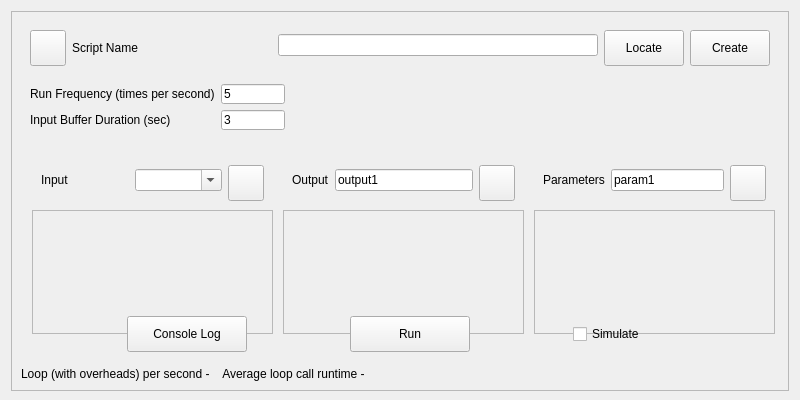
PhysioLabXR/PhysioLabXR-Community, file rena/ui/ScriptingWidget.ui: the form before one commit.
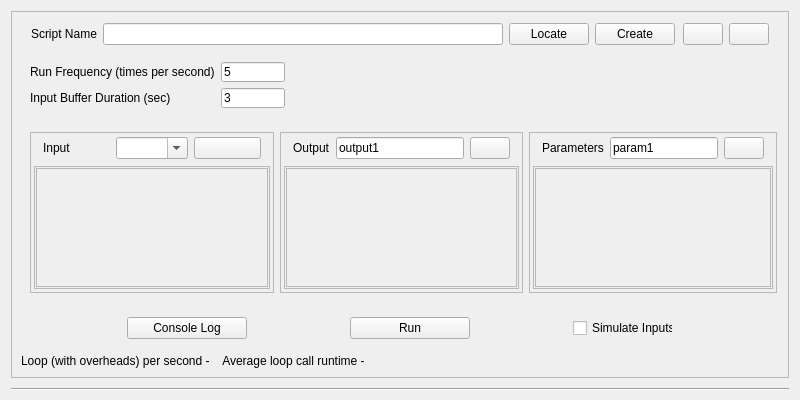
The form after the commit.

Commit message: create meta class poppable

```diff
--- a/rena/ui/ScriptingWidget.ui
+++ b/rena/ui/ScriptingWidget.ui
@@ -38,7 +38,7 @@
       <item>
        <widget class="QWidget" name="info_widget" native="true">
         <property name="sizePolicy">
-         <sizepolicy hsizetype="Minimum" vsizetype="Fixed">
+         <sizepolicy hsizetype="Minimum" vsizetype="Minimum">
           <horstretch>0</horstretch>
           <verstretch>0</verstretch>
          </sizepolicy>
@@ -46,59 +46,55 @@
         <property name="minimumSize">
          <size>
           <width>300</width>
-          <height>48</height>
+          <height>0</height>
          </size>
         </property>
         <property name="maximumSize">
          <size>
           <width>16777215</width>
-          <height>48</height>
+          <height>16777215</height>
          </size>
         </property>
         <layout class="QHBoxLayout" name="horizontalLayout_2">
-         <item>
-          <widget class="QPushButton" name="removeBtn">
-           <property name="sizePolicy">
-            <sizepolicy hsizetype="Fixed" vsizetype="Fixed">
-             <horstretch>0</horstretch>
-             <verstretch>0</verstretch>
-            </sizepolicy>
-           </property>
-           <property name="minimumSize">
-            <size>
-             <width>36</width>
-             <height>36</height>
-            </size>
-           </property>
-           <property name="maximumSize">
-            <size>
-             <width>36</width>
-             <height>36</height>
-            </size>
-           </property>
-           <property name="text">
-            <string/>
-           </property>
-          </widget>
-         </item>
-         <item>
+         <property name="topMargin">
+          <number>1</number>
+         </property>
+         <property name="bottomMargin">
+          <number>1</number>
+         </property>
+         <item alignment="Qt::AlignLeft">
+          <widget class="QWidget" name="widget" native="true">
+           <layout class="QHBoxLayout" name="horizontalLayout_6">
+            <property name="leftMargin">
+             <number>1</number>
+            </property>
+            <property name="topMargin">
+             <number>1</number>
+            </property>
+            <property name="rightMargin">
+             <number>1</number>
+            </property>
+            <property name="bottomMargin">
+             <number>1</number>
+            </property>
+            <item alignment="Qt::AlignHCenter">
           <widget class="QLabel" name="scriptNameLabel">
            <property name="sizePolicy">
-            <sizepolicy hsizetype="Fixed" vsizetype="Fixed">
+               <sizepolicy hsizetype="Fixed" vsizetype="Minimum">
              <horstretch>0</horstretch>
              <verstretch>0</verstretch>
             </sizepolicy>
            </property>
            <property name="minimumSize">
             <size>
-             <width>200</width>
-             <height>36</height>
+                <width>0</width>
+                <height>0</height>
             </size>
            </property>
            <property name="maximumSize">
             <size>
              <width>16777215</width>
-             <height>36</height>
+                <height>16777215</height>
             </size>
            </property>
            <property name="toolTip">
@@ -109,15 +105,34 @@
            </property>
           </widget>
          </item>
-         <item>
-          <widget class="QLineEdit" name="scriptPathLineEdit"/>
-         </item>
-         <item>
+            <item alignment="Qt::AlignHCenter">
+             <widget class="QLineEdit" name="scriptPathLineEdit">
+              <property name="sizePolicy">
+               <sizepolicy hsizetype="Expanding" vsizetype="Minimum">
+                <horstretch>0</horstretch>
+                <verstretch>0</verstretch>
+               </sizepolicy>
+              </property>
+              <property name="minimumSize">
+               <size>
+                <width>400</width>
+                <height>0</height>
+               </size>
+              </property>
+             </widget>
+            </item>
+            <item alignment="Qt::AlignHCenter">
           <widget class="QPushButton" name="locateBtn">
+              <property name="sizePolicy">
+               <sizepolicy hsizetype="Minimum" vsizetype="Minimum">
+                <horstretch>0</horstretch>
+                <verstretch>0</verstretch>
+               </sizepolicy>
+              </property>
            <property name="minimumSize">
             <size>
              <width>0</width>
-             <height>36</height>
+                <height>0</height>
             </size>
            </property>
            <property name="text">
@@ -125,12 +140,18 @@
            </property>
           </widget>
          </item>
-         <item>
+            <item alignment="Qt::AlignHCenter">
           <widget class="QPushButton" name="createBtn">
+              <property name="sizePolicy">
+               <sizepolicy hsizetype="Minimum" vsizetype="Minimum">
+                <horstretch>0</horstretch>
+                <verstretch>0</verstretch>
+               </sizepolicy>
+              </property>
            <property name="minimumSize">
             <size>
              <width>0</width>
-             <height>36</height>
+                <height>0</height>
             </size>
            </property>
            <property name="text">
@@ -141,6 +162,41 @@
         </layout>
        </widget>
       </item>
+         <item alignment="Qt::AlignRight">
+          <widget class="QWidget" name="widget_2" native="true">
+           <layout class="QHBoxLayout" name="horizontalLayout_7">
+            <property name="leftMargin">
+             <number>1</number>
+            </property>
+            <property name="topMargin">
+             <number>1</number>
+            </property>
+            <property name="rightMargin">
+             <number>1</number>
+            </property>
+            <property name="bottomMargin">
+             <number>1</number>
+            </property>
+            <item>
+             <widget class="QPushButton" name="popDockButton">
+              <property name="text">
+               <string/>
+              </property>
+             </widget>
+            </item>
+            <item>
+             <widget class="QPushButton" name="removeBtn">
+              <property name="text">
+               <string/>
+              </property>
+             </widget>
+            </item>
+           </layout>
+          </widget>
+         </item>
+        </layout>
+       </widget>
+      </item>
       <item>
        <widget class="QWidget" name="run_params_widget" native="true">
         <property name="sizePolicy">
@@ -214,7 +270,7 @@
       <item>
        <widget class="QWidget" name="iop_widget" native="true">
         <property name="sizePolicy">
-         <sizepolicy hsizetype="Preferred" vsizetype="Fixed">
+         <sizepolicy hsizetype="Preferred" vsizetype="Preferred">
           <horstretch>0</horstretch>
           <verstretch>0</verstretch>
          </sizepolicy>
@@ -222,13 +278,13 @@
         <property name="minimumSize">
          <size>
           <width>0</width>
-          <height>200</height>
+          <height>0</height>
          </size>
         </property>
         <property name="maximumSize">
          <size>
           <width>16777215</width>
-          <height>200</height>
+          <height>16777215</height>
          </size>
         </property>
         <layout class="QHBoxLayout" name="horizontalLayout_3">
@@ -239,6 +295,27 @@
           <number>2</number>
          </property>
          <item>
+          <widget class="QFrame" name="frame_input">
+           <property name="frameShape">
+            <enum>QFrame::StyledPanel</enum>
+           </property>
+           <property name="frameShadow">
+            <enum>QFrame::Raised</enum>
+           </property>
+           <layout class="QVBoxLayout" name="verticalLayout_2">
+            <property name="leftMargin">
+             <number>1</number>
+            </property>
+            <property name="topMargin">
+             <number>1</number>
+            </property>
+            <property name="rightMargin">
+             <number>1</number>
+            </property>
+            <property name="bottomMargin">
+             <number>1</number>
+            </property>
+            <item>
           <widget class="QWidget" name="widget_input" native="true">
            <layout class="QVBoxLayout" name="vboxlayout_1">
             <property name="leftMargin">
@@ -254,7 +331,7 @@
              <number>2</number>
             </property>
             <item>
-             <widget class="QWidget" name="widget_7" native="true">
+                <widget class="QWidget" name="widget_input_controls" native="true">
               <property name="maximumSize">
                <size>
                 <width>16777215</width>
@@ -262,6 +339,15 @@
                </size>
               </property>
               <layout class="QHBoxLayout" name="horizontalLayout_4">
+                  <property name="leftMargin">
+                   <number>9</number>
+                  </property>
+                  <property name="topMargin">
+                   <number>1</number>
+                  </property>
+                  <property name="bottomMargin">
+                   <number>1</number>
+                  </property>
                <item>
                 <widget class="QLabel" name="label_4">
                  <property name="text">
@@ -279,21 +365,21 @@
                <item>
                 <widget class="QPushButton" name="addInputBtn">
                  <property name="sizePolicy">
-                  <sizepolicy hsizetype="Minimum" vsizetype="Fixed">
+                     <sizepolicy hsizetype="Minimum" vsizetype="Minimum">
                    <horstretch>0</horstretch>
                    <verstretch>0</verstretch>
                   </sizepolicy>
                  </property>
                  <property name="minimumSize">
                   <size>
-                   <width>36</width>
-                   <height>36</height>
+                      <width>0</width>
+                      <height>0</height>
                   </size>
                  </property>
                  <property name="maximumSize">
                   <size>
-                   <width>36</width>
-                   <height>36</height>
+                      <width>16777215</width>
+                      <height>16777215</height>
                   </size>
                  </property>
                  <property name="text">
@@ -304,6 +390,27 @@
               </layout>
              </widget>
             </item>
+               <item>
+                <widget class="QFrame" name="frame_2">
+                 <property name="frameShape">
+                  <enum>QFrame::StyledPanel</enum>
+                 </property>
+                 <property name="frameShadow">
+                  <enum>QFrame::Raised</enum>
+                 </property>
+                 <layout class="QVBoxLayout" name="verticalLayout_4">
+                  <property name="leftMargin">
+                   <number>1</number>
+                  </property>
+                  <property name="topMargin">
+                   <number>1</number>
+                  </property>
+                  <property name="rightMargin">
+                   <number>1</number>
+                  </property>
+                  <property name="bottomMargin">
+                   <number>1</number>
+                  </property>
             <item>
              <widget class="QScrollArea" name="scrollArea">
               <property name="widgetResizable">
@@ -314,8 +421,8 @@
                 <rect>
                  <x>0</x>
                  <y>0</y>
-                 <width>235</width>
-                 <height>122</height>
+                       <width>232</width>
+                       <height>110</height>
                 </rect>
                </property>
                <layout class="QVBoxLayout" name="inputLayout"/>
@@ -325,6 +432,33 @@
            </layout>
           </widget>
          </item>
+              </layout>
+             </widget>
+            </item>
+           </layout>
+          </widget>
+         </item>
+         <item>
+          <widget class="QFrame" name="frame_output">
+           <property name="frameShape">
+            <enum>QFrame::StyledPanel</enum>
+           </property>
+           <property name="frameShadow">
+            <enum>QFrame::Raised</enum>
+           </property>
+           <layout class="QVBoxLayout" name="verticalLayout_3">
+            <property name="leftMargin">
+             <number>1</number>
+            </property>
+            <property name="topMargin">
+             <number>1</number>
+            </property>
+            <property name="rightMargin">
+             <number>1</number>
+            </property>
+            <property name="bottomMargin">
+             <number>1</number>
+            </property>
          <item>
           <widget class="QWidget" name="widget_output" native="true">
            <layout class="QVBoxLayout" name="vboxlayout_1">
@@ -349,6 +483,12 @@
                </size>
               </property>
               <layout class="QHBoxLayout" name="horizontalLayout_4">
+                  <property name="topMargin">
+                   <number>1</number>
+                  </property>
+                  <property name="bottomMargin">
+                   <number>1</number>
+                  </property>
                <item>
                 <widget class="QLabel" name="label_4">
                  <property name="text">
@@ -366,21 +506,21 @@
                <item>
                 <widget class="QPushButton" name="addOutput_btn">
                  <property name="sizePolicy">
-                  <sizepolicy hsizetype="Minimum" vsizetype="Fixed">
+                     <sizepolicy hsizetype="Minimum" vsizetype="Minimum">
                    <horstretch>0</horstretch>
                    <verstretch>0</verstretch>
                   </sizepolicy>
                  </property>
                  <property name="minimumSize">
                   <size>
-                   <width>36</width>
-                   <height>36</height>
+                      <width>0</width>
+                      <height>0</height>
                   </size>
                  </property>
                  <property name="maximumSize">
                   <size>
-                   <width>36</width>
-                   <height>36</height>
+                      <width>16777215</width>
+                      <height>16777215</height>
                   </size>
                  </property>
                  <property name="text">
@@ -391,6 +531,27 @@
               </layout>
              </widget>
             </item>
+               <item>
+                <widget class="QFrame" name="frame_3">
+                 <property name="frameShape">
+                  <enum>QFrame::StyledPanel</enum>
+                 </property>
+                 <property name="frameShadow">
+                  <enum>QFrame::Raised</enum>
+                 </property>
+                 <layout class="QVBoxLayout" name="verticalLayout_5">
+                  <property name="leftMargin">
+                   <number>1</number>
+                  </property>
+                  <property name="topMargin">
+                   <number>1</number>
+                  </property>
+                  <property name="rightMargin">
+                   <number>1</number>
+                  </property>
+                  <property name="bottomMargin">
+                   <number>1</number>
+                  </property>
             <item>
              <widget class="QScrollArea" name="scrollArea">
               <property name="widgetResizable">
@@ -401,8 +562,8 @@
                 <rect>
                  <x>0</x>
                  <y>0</y>
-                 <width>234</width>
-                 <height>122</height>
+                       <width>233</width>
+                       <height>110</height>
                 </rect>
                </property>
                <layout class="QVBoxLayout" name="outputLayout"/>
@@ -412,6 +573,33 @@
            </layout>
           </widget>
          </item>
+              </layout>
+             </widget>
+            </item>
+           </layout>
+          </widget>
+         </item>
+         <item>
+          <widget class="QFrame" name="frame_params">
+           <property name="frameShape">
+            <enum>QFrame::StyledPanel</enum>
+           </property>
+           <property name="frameShadow">
+            <enum>QFrame::Raised</enum>
+           </property>
+           <layout class="QHBoxLayout" name="horizontalLayout_5">
+            <property name="leftMargin">
+             <number>1</number>
+            </property>
+            <property name="topMargin">
+             <number>1</number>
+            </property>
+            <property name="rightMargin">
+             <number>1</number>
+            </property>
+            <property name="bottomMargin">
+             <number>1</number>
+            </property>
          <item>
           <widget class="QWidget" name="widget_params" native="true">
            <layout class="QVBoxLayout" name="vboxlayout_1">
@@ -436,6 +624,15 @@
                </size>
               </property>
               <layout class="QHBoxLayout" name="horizontalLayout_4">
+                  <property name="leftMargin">
+                   <number>9</number>
+                  </property>
+                  <property name="topMargin">
+                   <number>1</number>
+                  </property>
+                  <property name="bottomMargin">
+                   <number>1</number>
+                  </property>
                <item>
                 <widget class="QLabel" name="label_4">
                  <property name="text">
@@ -453,21 +650,21 @@
                <item>
                 <widget class="QPushButton" name="addParam_btn">
                  <property name="sizePolicy">
-                  <sizepolicy hsizetype="Minimum" vsizetype="Fixed">
+                     <sizepolicy hsizetype="Minimum" vsizetype="Minimum">
                    <horstretch>0</horstretch>
                    <verstretch>0</verstretch>
                   </sizepolicy>
                  </property>
                  <property name="minimumSize">
                   <size>
-                   <width>36</width>
-                   <height>36</height>
+                      <width>0</width>
+                      <height>0</height>
                   </size>
                  </property>
                  <property name="maximumSize">
                   <size>
-                   <width>36</width>
-                   <height>36</height>
+                      <width>16777215</width>
+                      <height>16777215</height>
                   </size>
                  </property>
                  <property name="text">
@@ -478,6 +675,27 @@
               </layout>
              </widget>
             </item>
+               <item>
+                <widget class="QFrame" name="frame_4">
+                 <property name="frameShape">
+                  <enum>QFrame::StyledPanel</enum>
+                 </property>
+                 <property name="frameShadow">
+                  <enum>QFrame::Raised</enum>
+                 </property>
+                 <layout class="QVBoxLayout" name="verticalLayout_6">
+                  <property name="leftMargin">
+                   <number>1</number>
+                  </property>
+                  <property name="topMargin">
+                   <number>1</number>
+                  </property>
+                  <property name="rightMargin">
+                   <number>1</number>
+                  </property>
+                  <property name="bottomMargin">
+                   <number>1</number>
+                  </property>
             <item>
              <widget class="QScrollArea" name="scrollArea">
               <property name="widgetResizable">
@@ -488,8 +706,8 @@
                 <rect>
                  <x>0</x>
                  <y>0</y>
-                 <width>252</width>
-                 <height>122</height>
+                       <width>232</width>
+                       <height>110</height>
                 </rect>
                </property>
                <layout class="QVBoxLayout" name="paramsLayout"/>
@@ -502,19 +720,31 @@
         </layout>
        </widget>
       </item>
+           </layout>
+          </widget>
+         </item>
+        </layout>
+       </widget>
+      </item>
       <item alignment="Qt::AlignVCenter">
        <widget class="QWidget" name="actions_widget" native="true">
+        <property name="sizePolicy">
+         <sizepolicy hsizetype="Preferred" vsizetype="Minimum">
+          <horstretch>0</horstretch>
+          <verstretch>0</verstretch>
+         </sizepolicy>
+        </property>
         <property name="maximumSize">
          <size>
           <width>16777215</width>
-          <height>60</height>
+          <height>16777215</height>
          </size>
         </property>
         <layout class="QHBoxLayout" name="horizontalLayout">
          <item>
           <widget class="QPushButton" name="ConsoleLogBtn">
            <property name="sizePolicy">
-            <sizepolicy hsizetype="Fixed" vsizetype="Fixed">
+            <sizepolicy hsizetype="Fixed" vsizetype="Minimum">
              <horstretch>0</horstretch>
              <verstretch>0</verstretch>
             </sizepolicy>
@@ -522,7 +752,7 @@
            <property name="minimumSize">
             <size>
              <width>120</width>
-             <height>36</height>
+             <height>0</height>
             </size>
            </property>
            <property name="maximumSize">
@@ -539,7 +769,7 @@
          <item>
           <widget class="QPushButton" name="runBtn">
            <property name="sizePolicy">
-            <sizepolicy hsizetype="Fixed" vsizetype="Fixed">
+            <sizepolicy hsizetype="Fixed" vsizetype="Minimum">
              <horstretch>0</horstretch>
              <verstretch>0</verstretch>
             </sizepolicy>
@@ -547,7 +777,7 @@
            <property name="minimumSize">
             <size>
              <width>120</width>
-             <height>36</height>
+             <height>0</height>
             </size>
            </property>
            <property name="maximumSize">
@@ -563,6 +793,12 @@
          </item>
          <item>
           <widget class="QCheckBox" name="simulateCheckbox">
+           <property name="sizePolicy">
+            <sizepolicy hsizetype="Minimum" vsizetype="Minimum">
+             <horstretch>0</horstretch>
+             <verstretch>0</verstretch>
+            </sizepolicy>
+           </property>
            <property name="maximumSize">
             <size>
              <width>100</width>
@@ -570,7 +806,7 @@
             </size>
            </property>
            <property name="text">
-            <string>Simulate</string>
+            <string>Simulate Inputs</string>
            </property>
           </widget>
          </item>
@@ -593,6 +829,29 @@
      </layout>
     </widget>
    </item>
+   <item>
+    <spacer name="verticalSpacer_2">
+     <property name="orientation">
+      <enum>Qt::Vertical</enum>
+     </property>
+     <property name="sizeType">
+      <enum>QSizePolicy::Minimum</enum>
+     </property>
+     <property name="sizeHint" stdset="0">
+      <size>
+       <width>20</width>
+       <height>9</height>
+      </size>
+     </property>
+    </spacer>
+   </item>
+   <item>
+    <widget class="Line" name="line_2">
+     <property name="orientation">
+      <enum>Qt::Horizontal</enum>
+     </property>
+    </widget>
+   </item>
   </layout>
  </widget>
  <resources/>
```
Left out of the diff: 28 changed lines with no effect on the pictures. Lines whose indentation alone changed are shown as unchanged. The commit also changes 7 other files.
